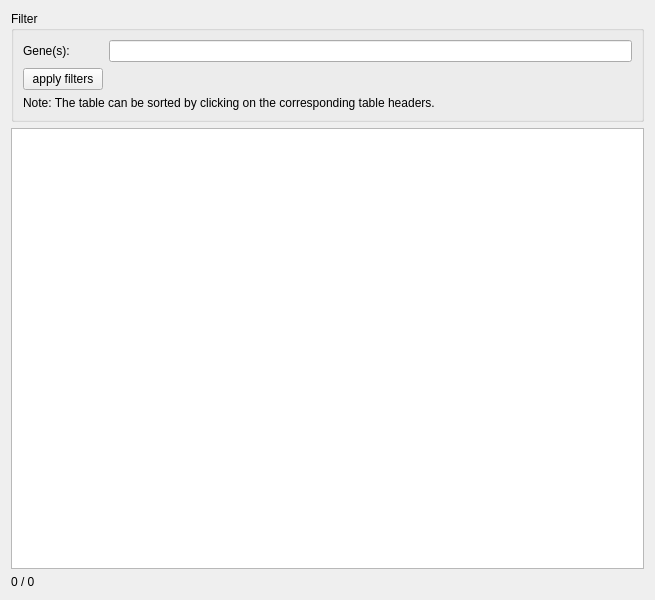
Qt form src/GSvar/ExpressionDataWidget.ui (imgag/ngs-bits) before a commit.
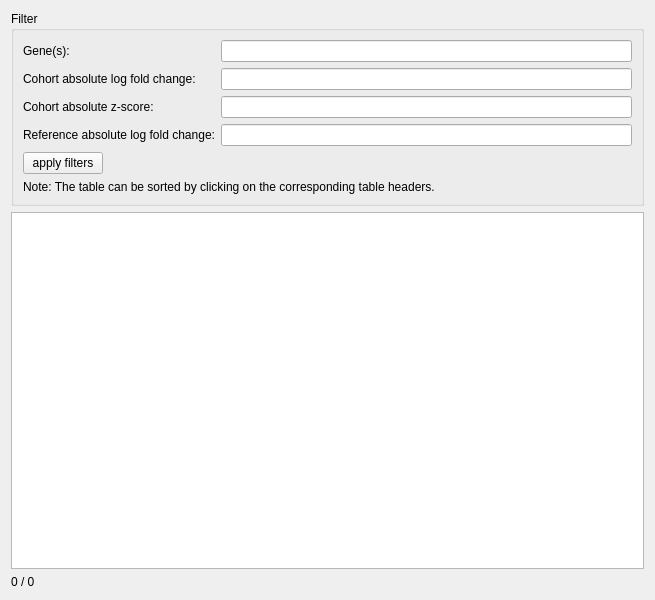
The same form after that commit.

```diff
--- a/src/GSvar/ExpressionDataWidget.ui
+++ b/src/GSvar/ExpressionDataWidget.ui
@@ -42,27 +42,57 @@
         </property>
        </widget>
       </item>
+      <item row="0" column="1">
+       <widget class="QLineEdit" name="gene_filter">
+        <property name="toolTip">
+         <string>&lt;html&gt;&lt;head/&gt;&lt;body&gt;&lt;p&gt;Comma-separated list of gene names.&lt;br/&gt;&lt;br/&gt;Notes:&lt;br/&gt;- You can use '*' as a wildcard. &lt;/p&gt;&lt;/body&gt;&lt;/html&gt;</string>
+        </property>
+       </widget>
+      </item>
       <item row="1" column="0">
+       <widget class="QLabel" name="label_3">
+        <property name="text">
+         <string>Cohort absolute log fold change:</string>
+        </property>
+       </widget>
+      </item>
+      <item row="1" column="1">
+       <widget class="QLineEdit" name="cohort_logfc"/>
+      </item>
+      <item row="3" column="0">
+       <widget class="QLabel" name="label_5">
+        <property name="text">
+         <string>Reference absolute log fold change:</string>
+        </property>
+       </widget>
+      </item>
+      <item row="4" column="0">
        <widget class="QPushButton" name="apply_filters">
         <property name="text">
          <string>apply filters</string>
         </property>
        </widget>
       </item>
-      <item row="2" column="0" colspan="2">
+      <item row="5" column="0" colspan="2">
        <widget class="QLabel" name="label_2">
         <property name="text">
          <string>Note: The table can be sorted by clicking on the corresponding table headers. </string>
         </property>
        </widget>
       </item>
-      <item row="0" column="1">
-       <widget class="QLineEdit" name="gene_filter">
-        <property name="toolTip">
-         <string>&lt;html&gt;&lt;head/&gt;&lt;body&gt;&lt;p&gt;Comma-separated list of gene names.&lt;br/&gt;&lt;br/&gt;Notes:&lt;br/&gt;- You can use '*' as a wildcard. &lt;/p&gt;&lt;/body&gt;&lt;/html&gt;</string>
+      <item row="2" column="0">
+       <widget class="QLabel" name="label_4">
+        <property name="text">
+         <string>Cohort absolute z-score:</string>
         </property>
        </widget>
       </item>
+      <item row="3" column="1">
+       <widget class="QLineEdit" name="ref_logfc"/>
+      </item>
+      <item row="2" column="1">
+       <widget class="QLineEdit" name="cohort_zscore"/>
+      </item>
      </layout>
     </widget>
    </item>
```
